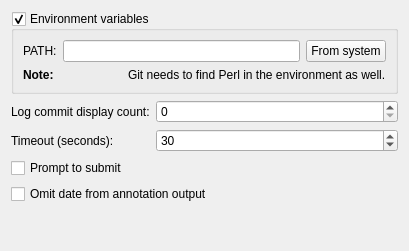
This is src/plugins/git/settingspage.ui in qt-creator/qt-creator as Qt 5 draws it before an edit. The edited form follows.
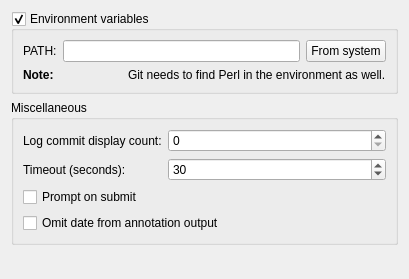
This is the edited form.

What changed in the file:
```diff
--- a/src/plugins/git/settingspage.ui
+++ b/src/plugins/git/settingspage.ui
@@ -7,7 +7,7 @@
     <x>0</x>
     <y>0</y>
     <width>409</width>
-    <height>251</height>
+    <height>279</height>
    </rect>
   </property>
   <layout class="QVBoxLayout" name="verticalLayout">
@@ -66,6 +66,10 @@
     </widget>
    </item>
    <item>
+    <widget class="QGroupBox" name="groupBox">
+     <property name="title">
+      <string>Miscellaneous</string>
+     </property>
     <layout class="QFormLayout" name="formLayout">
      <item row="0" column="0">
       <widget class="QLabel" name="logCountLabel">
@@ -107,7 +111,7 @@
      <item row="2" column="0" colspan="2">
       <widget class="QCheckBox" name="promptToSubmitCheckBox">
        <property name="text">
-        <string>Prompt to submit</string>
+         <string>Prompt on submit</string>
        </property>
       </widget>
      </item>
@@ -119,6 +123,7 @@
       </widget>
      </item>
     </layout>
+    </widget>
    </item>
    <item>
     <spacer name="verticalSpacer">
```
Lines whose indentation alone changed are shown as unchanged.
